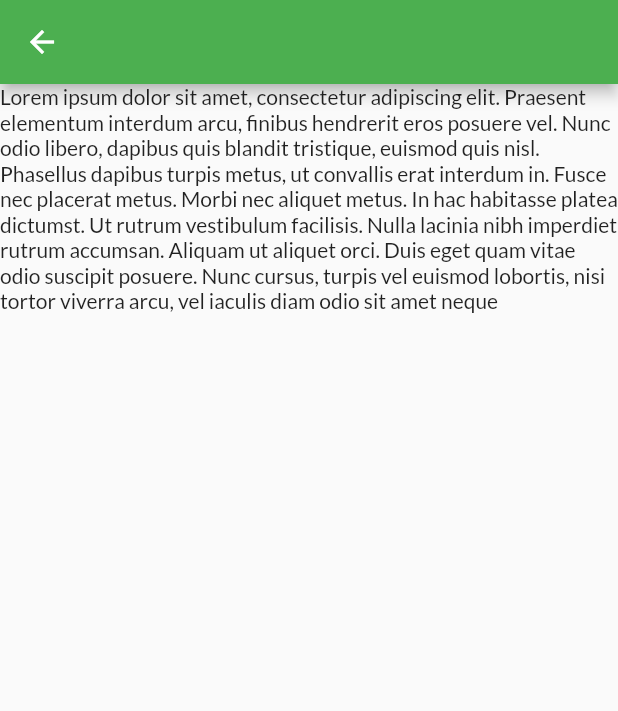
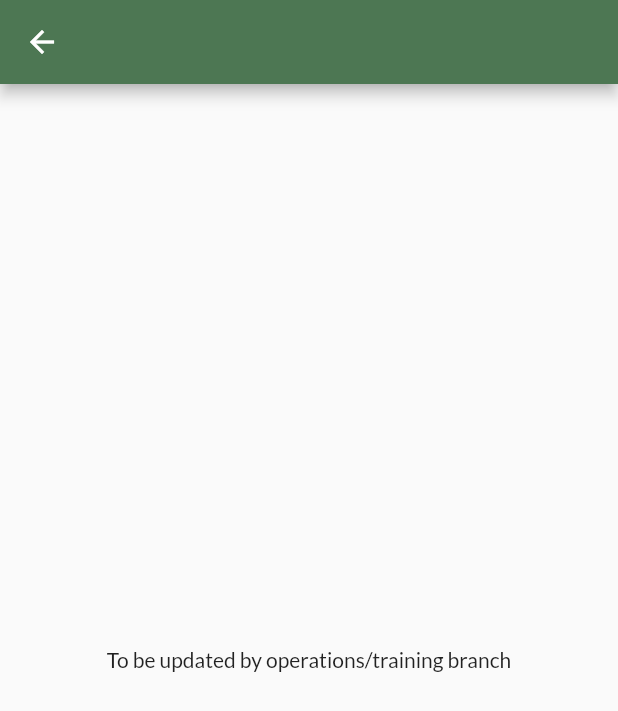
Before and after one commit to firwer/dstahackathon, a Flutter app: the coursePage screen opened directly with empty values, on a phone screen of 412 x 824 dp. Shown: the top 711 px of the screen. Run offline on Flutter 3.47's test engine with Material 2 defaults, Android fonts, the light colour scheme and no system bars; our stand-ins replace cloud_firestore, firebase_auth, firebase_core, flutter_svg, syncfusion_flutter_calendar; accounts and stored records are empty.

Commit message:
UI changes

```diff
--- a/code-exp/lib/pages/CanteenCart.dart
+++ b/code-exp/lib/pages/CanteenCart.dart
@@ -25,6 +25,7 @@ class _CartState extends State<Cart> {
     return Scaffold(
       appBar: AppBar(
         title: Text('Cart'),
+        backgroundColor: Color(0XFF4d7753),
         actions: [
           ElevatedButton(
             style: ButtonStyle(
--- a/code-exp/lib/pages/CanteenMenu.dart
+++ b/code-exp/lib/pages/CanteenMenu.dart
@@ -23,6 +23,7 @@ class _MenuState extends State<Menu> {
     return Scaffold(
       appBar: AppBar(
         title: Text('Menu'),
+        backgroundColor: Color(0XFF4d7753),
         actions: <Widget>[
           Padding(
             padding: const EdgeInsets.only(right: 16.0, top: 8.0),
--- a/code-exp/lib/pages/refresher/coursePage.dart
+++ b/code-exp/lib/pages/refresher/coursePage.dart
@@ -1,7 +1,6 @@
 import 'package:flutter/material.dart';
 
-const String placeholder =
-    'Lorem ipsum dolor sit amet, consectetur adipiscing elit. Praesent elementum interdum arcu, finibus hendrerit eros posuere vel. Nunc odio libero, dapibus quis blandit tristique, euismod quis nisl. Phasellus dapibus turpis metus, ut convallis erat interdum in. Fusce nec placerat metus. Morbi nec aliquet metus. In hac habitasse platea dictumst. Ut rutrum vestibulum facilisis. Nulla lacinia nibh imperdiet rutrum accumsan. Aliquam ut aliquet orci. Duis eget quam vitae odio suscipit posuere. Nunc cursus, turpis vel euismod lobortis, nisi tortor viverra arcu, vel iaculis diam odio sit amet neque';
+const String placeholder = 'To be updated by operations/training branch';
 
 class coursePage extends StatefulWidget {
   const coursePage(this.t);
@@ -20,6 +19,10 @@ class _coursePageState extends State<coursePage> {
   @override
   Widget build(BuildContext context) {
     return Scaffold(
-        appBar: AppBar(title: Text(this.t)), body: Text(placeholder));
+        appBar: AppBar(
+          title: Text(this.t),
+          backgroundColor: Color(0XFF4d7753),
+        ),
+        body: Center(child: Text(placeholder)));
   }
 }
--- a/code-exp/lib/pages/refresher/refresherCourse.dart
+++ b/code-exp/lib/pages/refresher/refresherCourse.dart
@@ -14,7 +14,10 @@ class _refresherCourseScreenState extends State<refresherCourseScreen> {
   @override
   Widget build(BuildContext context) {
     return Scaffold(
-        appBar: AppBar(title: Text('NS Refresher Course')),
+        appBar: AppBar(
+          title: Text('NS Refresher Course'),
+          backgroundColor: Color(0XFF4d7753),
+        ),
         body: Padding(
           padding: const EdgeInsets.all(8.0),
           child: GridView.builder(
```
Also changed, not shown: code-exp/lib/pages/TrainingPlan.dart (+10 -4 lines).
